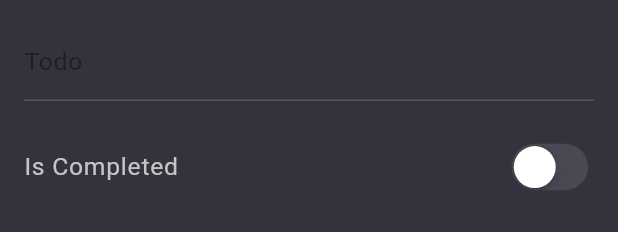
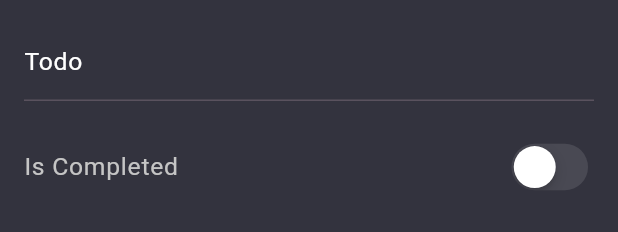
Before and after one commit to diaaAlterh/task_manager, a Flutter app: the TodoSheet widget shown alone on an empty page, opened directly with empty values, on a phone screen of 412 x 824 dp. Shown: the top 232 px of the screen. Run offline on Flutter 3.47's test engine with Material 3 defaults, Android fonts, the phone set to English and light mode, and no system bars; our stand-ins replace cached_network_image, dartz, dio, easy_localization, equatable, flutter_bloc and 12 more; accounts and stored records are empty; generated files the repository leaves out were written again; network calls fail; statements that could not run were skipped.

Commit message:
-save todos in local storage

```diff
--- a/lib/core/utils/constants.dart
+++ b/lib/core/utils/constants.dart
@@ -3,38 +3,17 @@
 class Constants {
   static const String appName = 'Task Manager';
 
-  static const String apiKey = '529bf848d14b9fc7da265edcae678a08';
-  // static const String baseUrl = 'https://api.themoviedb.org/3/';
   static const String baseUrl = 'https://dummyjson.com/';
-  static const String imageUrl = 'https://image.tmdb.org/t/p/w300_and_h450_bestv2';
 
   static const kDesignSize = Size(375, 812);
 
   static const hiEmoji = '👋🏻';
-  static const heroTag = 'movie_image_';
 
-
-  static const categoryEmojis = {
-    'Action': '🔥',
-    'Adventure': '🦹',
-    'Animation': '🐴',
-    'Comedy': '🤣',
-    'Crime': '🪖',
-    'Documentary': hiEmoji,
-    'Drama': hiEmoji,
-    'Family': hiEmoji,
-    'Fantasy': hiEmoji,
-    'History': hiEmoji,
-    'Horror': '🔥',
-    'Music': '🎶',
-    'Mystery': hiEmoji,
-    'Romance': '🥰',
-    'Science Fiction': hiEmoji,
-    'TV Movie': '📽️',
-    'Thriller': hiEmoji,
-    'War': hiEmoji,
-    'Western': hiEmoji,
-  };
+  static const todosKey='todos';
+  static const addedTodosKey='added_todos';
+  static const updatedTodosKey='updated_todos';
+  static const deletedTodosKey='deleted_todos';
+  static const userKey='user';
 
   static const Duration connectTimeout = Duration(seconds: 10);
   static const Duration receiveTimeout = Duration(seconds: 10);
--- a/lib/features/auth/views/widgets/user_name_field.dart
+++ b/lib/features/auth/views/widgets/user_name_field.dart
@@ -32,7 +32,11 @@
             }
             return null;
           },
-          decoration: InputDecoration(label: Text('username'.tr())),
+          decoration: InputDecoration(
+              label: Text(
+            'username'.tr(),
+            style: TextStyle(color: textColor,),
+          )),
         );
       },
     );
--- a/lib/features/todos/repositories/todos_repository.dart
+++ b/lib/features/todos/repositories/todos_repository.dart
@@ -21,4 +21,9 @@
   Future<Either<Failure, TodoModel>> deleteTodo({
     required int id,
   });
+
+  Future<void> saveTodosToLocal(
+      {required List<TodoModel> todos, required String key});
+
+  Future<List<TodoModel>> getLocalTodos({required String key});
 }
--- a/lib/features/todos/views/widgets/todo_sheet.dart
+++ b/lib/features/todos/views/widgets/todo_sheet.dart
@@ -34,6 +34,8 @@
 
   @override
   Widget build(BuildContext context) {
+    final textColor =
+        themeCubit.themeMode == ThemeMode.light ? Colors.black : Colors.white;
     return Container(
       height: (widget.todo == null ? 250 : 300) +
           MediaQuery.of(context).viewInsets.bottom,
@@ -43,10 +45,7 @@
         child: ListView(
           children: [
             TextFormField(
-              style: TextStyle(
-                  color: themeCubit.themeMode == ThemeMode.light
-                      ? Colors.black
-                      : Colors.white),
+              style: TextStyle(color: textColor),
               controller: controllerTodo,
               maxLines: 3,
               minLines: 1,
@@ -56,7 +55,8 @@
                 }
                 return null;
               },
-              decoration: InputDecoration(label: Text('todo'.tr())),
+              decoration: InputDecoration(
+                  label: Text('todo'.tr(), style: TextStyle(color: textColor))),
             ),
             ListTile(
               contentPadding: const EdgeInsets.symmetric(vertical: 16),
@@ -96,7 +96,10 @@
                 child: SizedBox(
                   width: 150,
                   child: TextButton(
-                    onPressed: widget.onDelete,
+                    onPressed: () {
+                      Navigator.of(context).pop();
+                      widget.onDelete!();
+                    },
                     style: TextButton.styleFrom(
                         foregroundColor: Theme.of(context).colorScheme.error),
                     child: Text('delete_todo'.tr()),
```
Also changed, not shown: lib/features/auth/cubit/todos_cubit/auth_cubit.dart (+9 -1 lines), lib/features/auth/repositories/auth_repository_impl.dart (+9 -3 lines), lib/features/auth/views/widgets/password_field.dart (+10 -7 lines), lib/features/todos/cubit/todos_cubit/todos_cubit.dart (+73 -4 lines), lib/features/todos/repositories/todos_repository_impl.dart (+54 -2 lines), lib/features/todos/views/pages/todos_page.dart (+10 -5 lines), lib/main.dart (+9 -1 lines).
